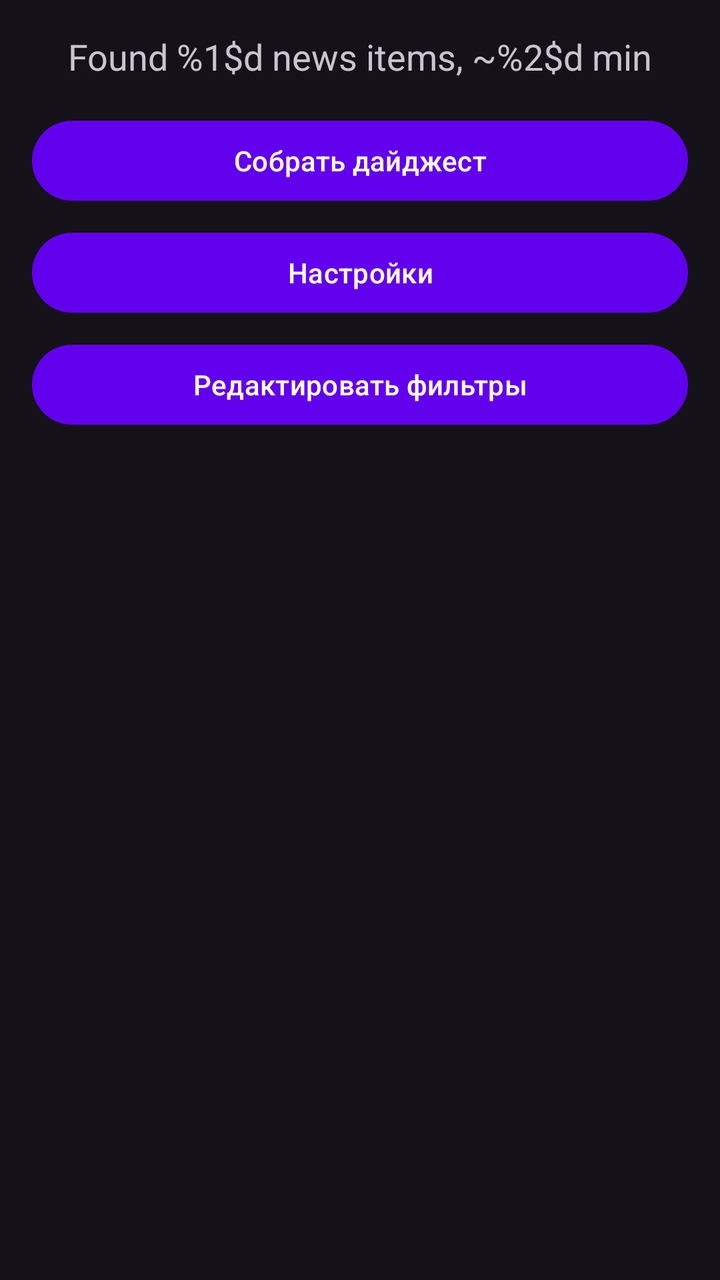
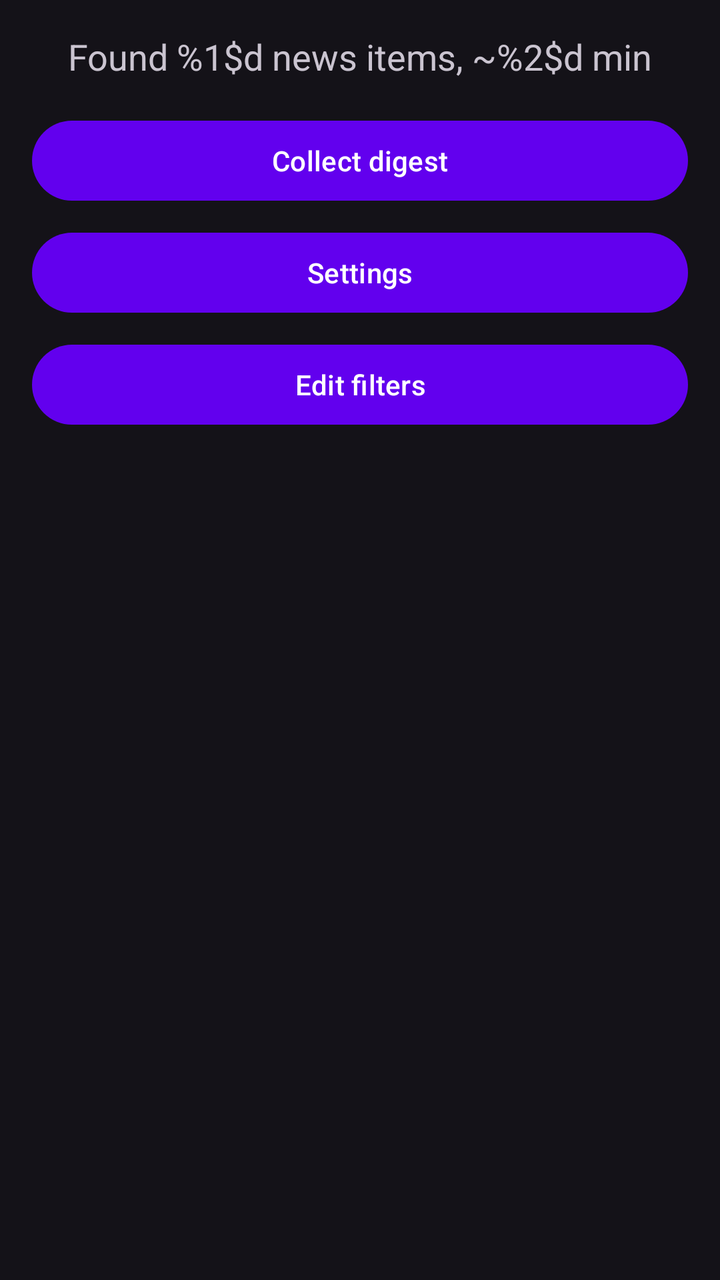

Compare the two renders of this Android layout. The source of the first and the diff that turns it into the second are given below.
<!-- AndroidManifest.xml: application theme Theme.TelegramNewsReader -->
<!-- res/layout/activity_preview.xml -->
<?xml version="1.0" encoding="utf-8"?>
<androidx.constraintlayout.widget.ConstraintLayout xmlns:android="http://schemas.android.com/apk/res/android"
    xmlns:app="http://schemas.android.com/apk/res-auto"
    android:layout_width="match_parent"
    android:layout_height="match_parent"
    android:padding="16dp">

    <TextView
        android:id="@+id/tv_preview"
        android:layout_width="wrap_content"
        android:layout_height="wrap_content"
        android:text="@string/preview_text"
        android:textSize="18sp"
        app:layout_constraintTop_toTopOf="parent"
        app:layout_constraintStart_toStartOf="parent"
        app:layout_constraintEnd_toEndOf="parent" />

    <Button
        android:id="@+id/btn_collect"
        android:layout_width="0dp"
        android:layout_height="wrap_content"
        android:text="Собрать дайджест"
        android:layout_marginTop="16dp"
        app:layout_constraintTop_toBottomOf="@id/tv_preview"
        app:layout_constraintStart_toStartOf="parent"
        app:layout_constraintEnd_toEndOf="parent" />

    <Button
        android:id="@+id/btn_settings"
        android:layout_width="0dp"
        android:layout_height="wrap_content"
        android:text="Настройки"
        android:layout_marginTop="8dp"
        app:layout_constraintTop_toBottomOf="@id/btn_collect"
        app:layout_constraintStart_toStartOf="parent"
        app:layout_constraintEnd_toEndOf="parent" />

    <Button
        android:id="@+id/btn_edit_filters"
        android:layout_width="0dp"
        android:layout_height="wrap_content"
        android:text="Редактировать фильтры"
        android:layout_marginTop="8dp"
        app:layout_constraintTop_toBottomOf="@id/btn_settings"
        app:layout_constraintStart_toStartOf="parent"
        app:layout_constraintEnd_toEndOf="parent" />
</androidx.constraintlayout.widget.ConstraintLayout>
<!-- resources referenced by this layout -->
<resources>
  <string name="preview_text">Found %1$d news items, ~%2$d min</string>
  <style name="Theme.TelegramNewsReader" parent="Theme.TelegramNewsReader.Purple" />
  <style name="Theme.TelegramNewsReader.Purple" parent="Theme.Material3.Dark.NoActionBar">
          <item name="colorPrimary">@color/purple_500</item>
          <item name="colorPrimaryVariant">@color/purple_700</item>
          <item name="colorOnPrimary">@color/white</item>
          <item name="android:statusBarColor">?attr/colorPrimaryVariant</item>
          <item name="actionBarStyle">@style/CustomActionBarStyle</item>
      </style>
  <color name="purple_500">#FF6200EE</color>
  <color name="purple_700">#FF3700B3</color>
  <color name="white">#FFFFFFFF</color>
  <style name="CustomActionBarStyle" parent="Widget.Material3.ActionBar.Solid">
          <item name="titleTextStyle">@style/CustomActionBarTitle</item>
          <item name="android:titleTextStyle">@style/CustomActionBarTitle</item>
      </style>
  <style name="CustomActionBarTitle" parent="TextAppearance.Material3.ActionBar.Title">
          <item name="android:textSize">18sp</item>
          <item name="android:textStyle">bold</item>
          <item name="android:textColor">@color/white</item>
          <item name="android:gravity">center</item>
          <item name="android:layout_gravity">center</item>
      </style>
</resources>

<!-- the commit's change to res/layout/activity_preview.xml (unified diff, before → after) -->
@@ -19,7 +19,7 @@
         android:id="@+id/btn_collect"
         android:layout_width="0dp"
         android:layout_height="wrap_content"
-        android:text="Собрать дайджест"
+        android:text="@string/collect_digest"
         android:layout_marginTop="16dp"
         app:layout_constraintTop_toBottomOf="@id/tv_preview"
         app:layout_constraintStart_toStartOf="parent"
@@ -29,7 +29,7 @@
         android:id="@+id/btn_settings"
         android:layout_width="0dp"
         android:layout_height="wrap_content"
-        android:text="Настройки"
+        android:text="@string/settings_title"
         android:layout_marginTop="8dp"
         app:layout_constraintTop_toBottomOf="@id/btn_collect"
         app:layout_constraintStart_toStartOf="parent"
@@ -39,7 +39,7 @@
         android:id="@+id/btn_edit_filters"
         android:layout_width="0dp"
         android:layout_height="wrap_content"
-        android:text="Редактировать фильтры"
+        android:text="@string/edit_filters"
         android:layout_marginTop="8dp"
         app:layout_constraintTop_toBottomOf="@id/btn_settings"
         app:layout_constraintStart_toStartOf="parent"
<!-- resource entries referenced after the edit -->
@@ -1,6 +1,9 @@
 <!-- resources referenced by this layout -->
 <resources>
+  <string name="collect_digest">Collect digest</string>
+  <string name="edit_filters">Edit filters</string>
   <string name="preview_text">Found %1$d news items, ~%2$d min</string>
+  <string name="settings_title">Settings</string>
   <style name="Theme.TelegramNewsReader" parent="Theme.TelegramNewsReader.Purple" />
   <style name="Theme.TelegramNewsReader.Purple" parent="Theme.Material3.Dark.NoActionBar">
           <item name="colorPrimary">@color/purple_500</item>
